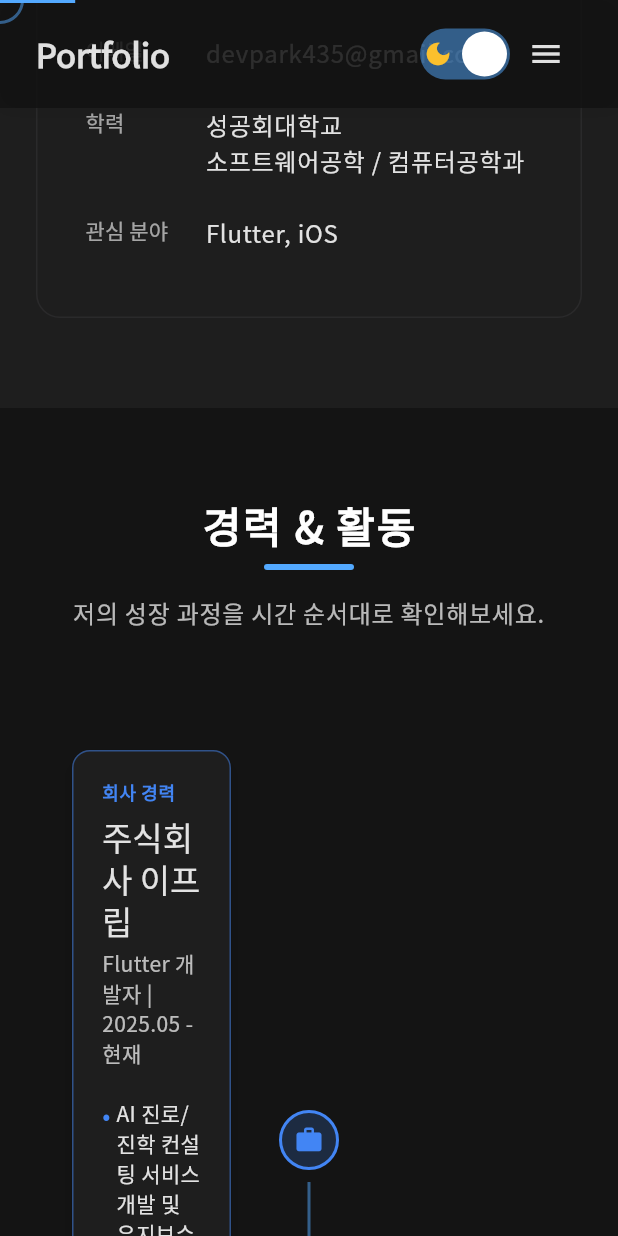
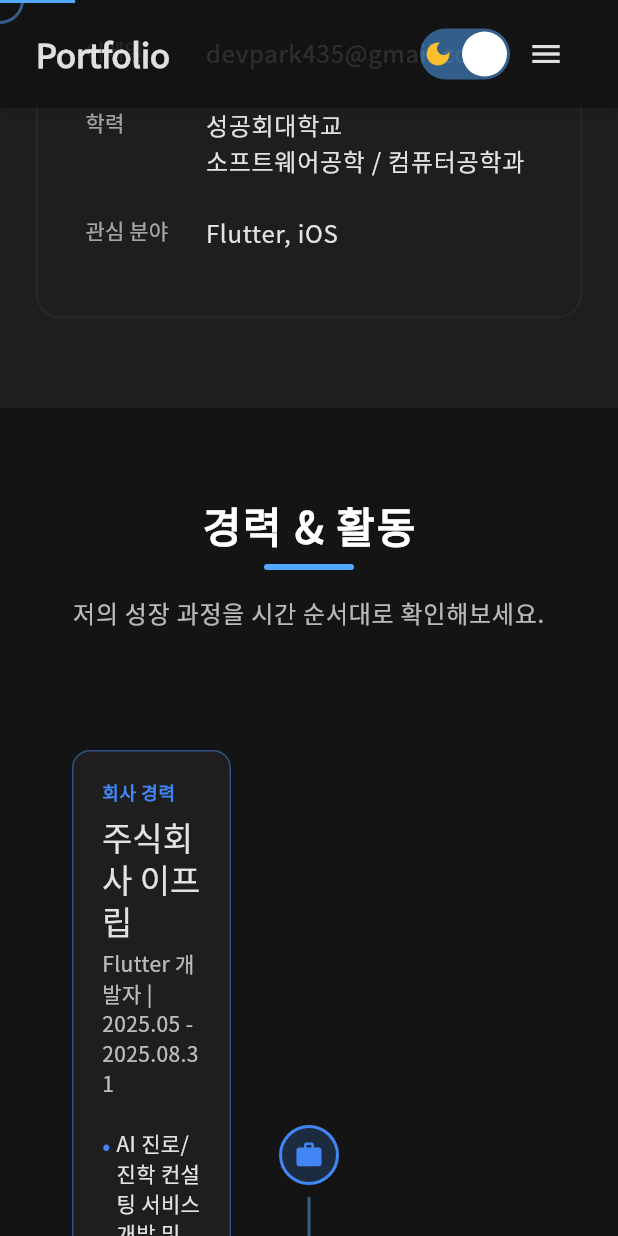
Before and after one commit to devpark435/portfolio_flutter_web, a Flutter app: the screen it shows after launch, scrolled down 1728 dp, on a phone screen of 412 x 824 dp. Run offline on Flutter 3.47's test engine with Material 3 defaults, Android fonts, the phone set to English and light mode, and no system bars; drawn by our look-alikes of flutter_animate, timeline_tile; our stand-ins replace animated_text_kit, flutter_riverpod, font_awesome_flutter, go_router, google_fonts, shared_preferences and 1 more; missing offline and left inert: dart:html.

Commit message:
의존성: Dart 3.7.0 호환을 위해 simple_animations를 ^5.1.0으로 내림
경험: 이프립 재직 종료일을 2025.08.31로 반영

문서: portfolio.md에 동일 내용 반영

```diff
--- a/lib/data/experiences.dart
+++ b/lib/data/experiences.dart
@@ -4,7 +4,7 @@ final List<Experience> experiences = [
   const Experience(
     title: '주식회사 이프립',
     role: 'Flutter 개발자',
-    period: '2025.05 - 현재',
+    period: '2025.05 - 2025.08.31',
     description: [
       'AI 진로/진학 컨설팅 서비스 개발 및 유지보수 담당',
       '신규 기능 기획 및 개발 참여',
--- a/pubspec.yaml
+++ b/pubspec.yaml
@@ -42,7 +42,7 @@ dependencies:
   url_launcher: ^6.3.2
   animated_text_kit: ^4.2.3
   font_awesome_flutter: ^10.9.0
-  simple_animations: ^5.2.0
+  simple_animations: ^5.1.0
   flutter_animate: ^4.5.2
   timeline_tile: ^2.0.0
 
```
Also changed, not shown: pubspec.lock, 3 other files.
